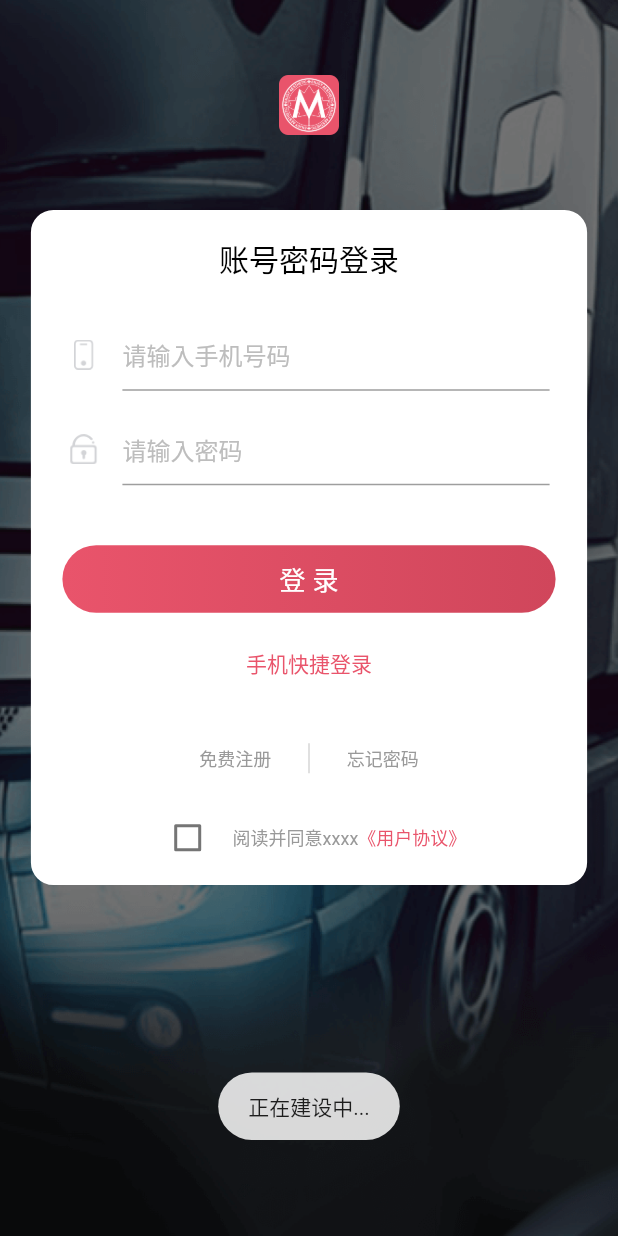
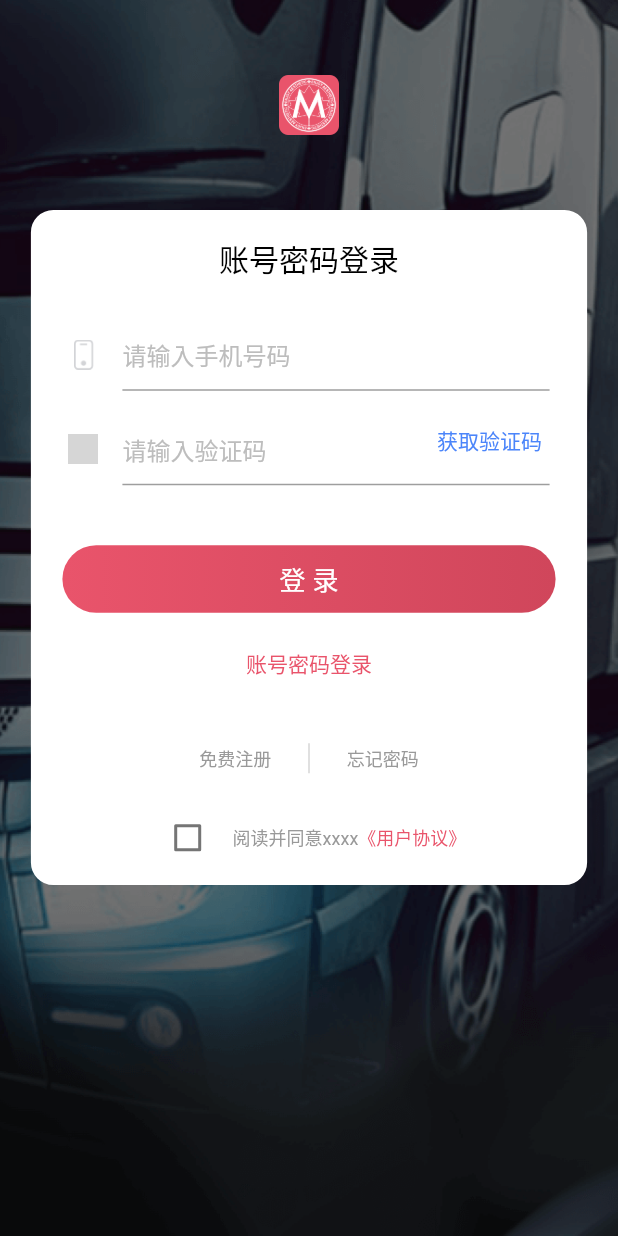
Before and after one commit to dechengyang/ydc_flutter_app, a Flutter app: the screen it shows after launch, after a tap on "手机快捷登录", on a phone screen of 412 x 824 dp. Run offline on Flutter 3.47's test engine with Material 2 defaults, Android fonts, the phone set to English and light mode, and no system bars; our stand-ins replace flutter_spinkit, fluttertoast; grey boxes are pictures that could not be loaded.

Commit message:
优化登录页面

```diff
--- a/ydcflutter_app/lib/login/LoginPage.dart
+++ b/ydcflutter_app/lib/login/LoginPage.dart
@@ -28,21 +28,21 @@ class _LoginPageState extends State<LoginPage> {
   final TextEditingController _phoneController = new TextEditingController();
   final TextEditingController _passwordController = new TextEditingController();
 
+  bool _checkSelected = false;//维护复选框开关状态
+  bool _loginType=true;//是否是账号密码登录
+
   var _userName = "";
   var _password = "";
+  var _code = "";
 
   bool _correctPhone = true;
   bool _correctPassword = true;
-  bool _passLogin=true;
-  String _verifyCode = '';
+
 
   int _seconds = 0;
   String _verifyStr = '获取验证码';
   String _loginTypeChangeStr='手机快捷登录';
   Timer _timer;
-
-  bool _checkSelected = false;//维护复选框开关状态
-
 
   _startTimer() {
     _seconds = 10;
@@ -69,7 +69,8 @@ class _LoginPageState extends State<LoginPage> {
   @override
   Widget build(BuildContext context) {
     // TODO: implement build
-    Widget edtPhone = new Container(
+
+    Widget phoneInputWidget = new Container(
       margin: new EdgeInsets.fromLTRB(20.0, 15.0, 20.0, 0.0),
       width: MediaQuery
           .of(context)
@@ -106,7 +107,7 @@ class _LoginPageState extends State<LoginPage> {
           }
       ),
     );
-    Widget edtPassword = new Container(
+    Widget passwordInputWidget = new Container(
       margin: new EdgeInsets.fromLTRB(20.0, 15.0, 20.0, 0.0),
       width: MediaQuery
           .of(context)
@@ -136,7 +137,7 @@ class _LoginPageState extends State<LoginPage> {
       ),
     );
 
-    Widget verifyCodeEdit=new Padding(
+    Widget codeInputWidget=new Padding(
       padding: new EdgeInsets.only(right: 20.0),
       child:
       new TextField(
@@ -155,14 +156,15 @@ class _LoginPageState extends State<LoginPage> {
             height: 20.0,
           ),
         ),
-        onSubmitted: (value){
-//        checkInput();
+
+        onChanged: (String value){
+          _code=value;
         },
       ),
     );
 
 
-    Widget verifyCodeBtn = new InkWell(
+    Widget codeBtnWidget = new InkWell(
       onTap: (_seconds == 0)
           ? () {
         setState(() {
@@ -187,24 +189,24 @@ class _LoginPageState extends State<LoginPage> {
       ),
     );
 
-    Widget _edtPhoneCode(){
-      return new Padding(
+    Widget  codeWidget=new Padding(
         padding: new EdgeInsets.fromLTRB(20.0, 15.0, 0.0, 0.0),
         child: new Stack(
           children: <Widget>[
-            verifyCodeEdit,
+            codeInputWidget,
             new Align(
               alignment: Alignment.topRight,
-              child: verifyCodeBtn,
+              child: codeBtnWidget,
             ),
           ],
         ),
       );
-    }
+
 
 
     void _loginAction(){
 
+      if(_loginType){
         if (_userName == null || _userName.length == 0) {
           Fluttertoast.showToast(
               msg: "账号不能为空！",
@@ -255,6 +257,21 @@ class _LoginPageState extends State<LoginPage> {
             return;
           }
         }
+      }else{
+        if (_code == null || _code.length == 0) {
+          Fluttertoast.showToast(
+              msg: "验证码不能为空！",
+              toastLength: Toast.LENGTH_SHORT,
+              gravity: ToastGravity.BOTTOM,
+              timeInSecForIos: 1
+//            backgroundColor: Color(0xe74c3c),
+//            textColor: Color(0xffffff)
+
+          );
+          return;
+        }
+      }
+
 
       if(_checkSelected){
         YDCLoadingPage loadingPage = YDCLoadingPage(context);
@@ -298,21 +315,20 @@ class _LoginPageState extends State<LoginPage> {
 
     void _fasterLoginAction(){
       setState(() {
-        Fluttertoast.showToast(
-            msg: "正在建设中...",
-            toastLength: Toast.LENGTH_SHORT,
-            gravity: ToastGravity.BOTTOM,
-            timeInSecForIos:1
-//            backgroundColor: Color(0xe74c3c),
-//            textColor: Color(0xffffff)
-
-        );
+        _loginType=!_loginType;
 
       });
+      if(_loginType){
+        _loginTypeChangeStr="手机快捷登录";
+      }else{
+        _loginTypeChangeStr="账号密码登录";
+      }
+
+      print(_loginType);
 
     }
 
-    Widget buttonLogin = new FlatButton(
+    Widget btnLoginWidget = new FlatButton(
 
         onPressed: () {
           _loginAction();
@@ -456,17 +472,33 @@ class _LoginPageState extends State<LoginPage> {
             child: new Text("  阅读并同意xxxx",
               style: descTextStyle,),
           ),
-          new Container(
+    new GestureDetector(
+      onTap: (){
+        Fluttertoast.showToast(
+            msg: "正在建设中...",
+            toastLength: Toast.LENGTH_SHORT,
+            gravity: ToastGravity.BOTTOM,
+            timeInSecForIos:1
+//            backgroundColor: Color(0xe74c3c),
+//            textColor: Color(0xffffff)
+
+        );
+      },
+
+      child: new Container(
         child: new Text("《用户协议》",
           style: new TextStyle(
             color: const Color(0xffe9546b),
             fontSize: 12.0,
           ),),
+      ),
+
     )
+
         ],
       ),
     );
-    Widget whitleContent = new Center(
+    Widget contentWidget= new Center(
       child: new Container(
 //        margin: new EdgeInsets.fromLTRB(0.0, 20.0, 0.0, 0.0),
         constraints: new BoxConstraints.expand(width: MediaQuery
@@ -482,9 +514,9 @@ class _LoginPageState extends State<LoginPage> {
           mainAxisAlignment: MainAxisAlignment.center,
           children: <Widget>[
             textTile,
-            edtPhone,
-            _passLogin==true? edtPassword: _edtPhoneCode(),
-            buttonLogin,
+            phoneInputWidget,
+            _loginType?passwordInputWidget: codeWidget,
+            btnLoginWidget,
             fasterLoginWidget,
             reigistFindpass,
             agreementWidget
@@ -496,11 +528,11 @@ class _LoginPageState extends State<LoginPage> {
     return new Scaffold(
       body: new Stack(
         children: <Widget>[
-          background,
+          bgWidget,
           new ListView(
             children: <Widget>[
               logoWidget,
-              whitleContent,
+              contentWidget,
             ],
           )
         ],
@@ -534,7 +566,7 @@ class _LoginPageState extends State<LoginPage> {
     setState(() {});
   }
 
-  Widget background = new Opacity(
+  Widget bgWidget = new Opacity(
 
       opacity: 0.98,
       child: new Container(
@@ -570,30 +602,3 @@ class _LoginPageState extends State<LoginPage> {
 
 
 }
-
-class ShowAwait extends StatefulWidget {
-  ShowAwait(this.requestCallback);
-  final Future<int> requestCallback;
-
-  @override
-  _ShowAwaitState createState() => new _ShowAwaitState();
-}
-
-class _ShowAwaitState extends State<ShowAwait> {
-  @override
-  initState() {
-    super.initState();
-    new Timer(new Duration(seconds: 1), () {
-      widget.requestCallback.then((int onValue) {
-        Navigator.of(context).pop(onValue);
-      });
-    });
-  }
-
-  @override
-  Widget build(BuildContext context) {
-    return new Center(
-      child: new CircularProgressIndicator(),
-    );
-  }
-}
```
Lines whose indentation alone changed are shown as unchanged.
